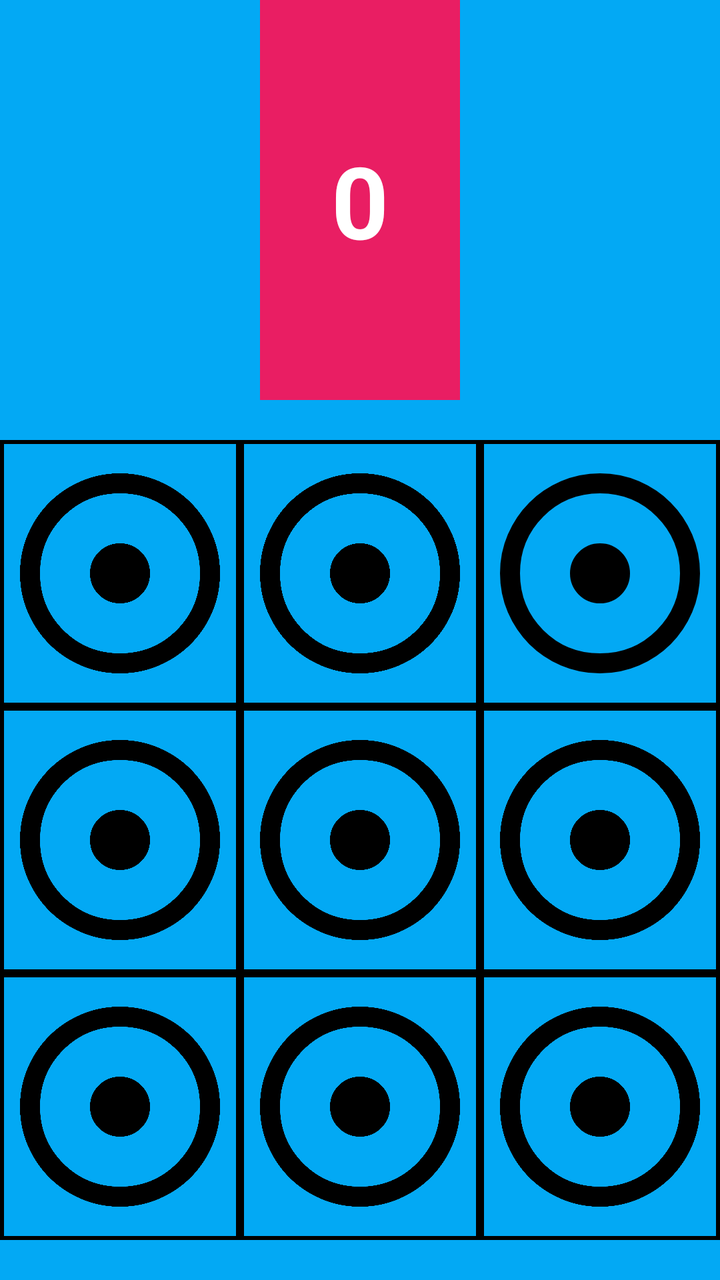
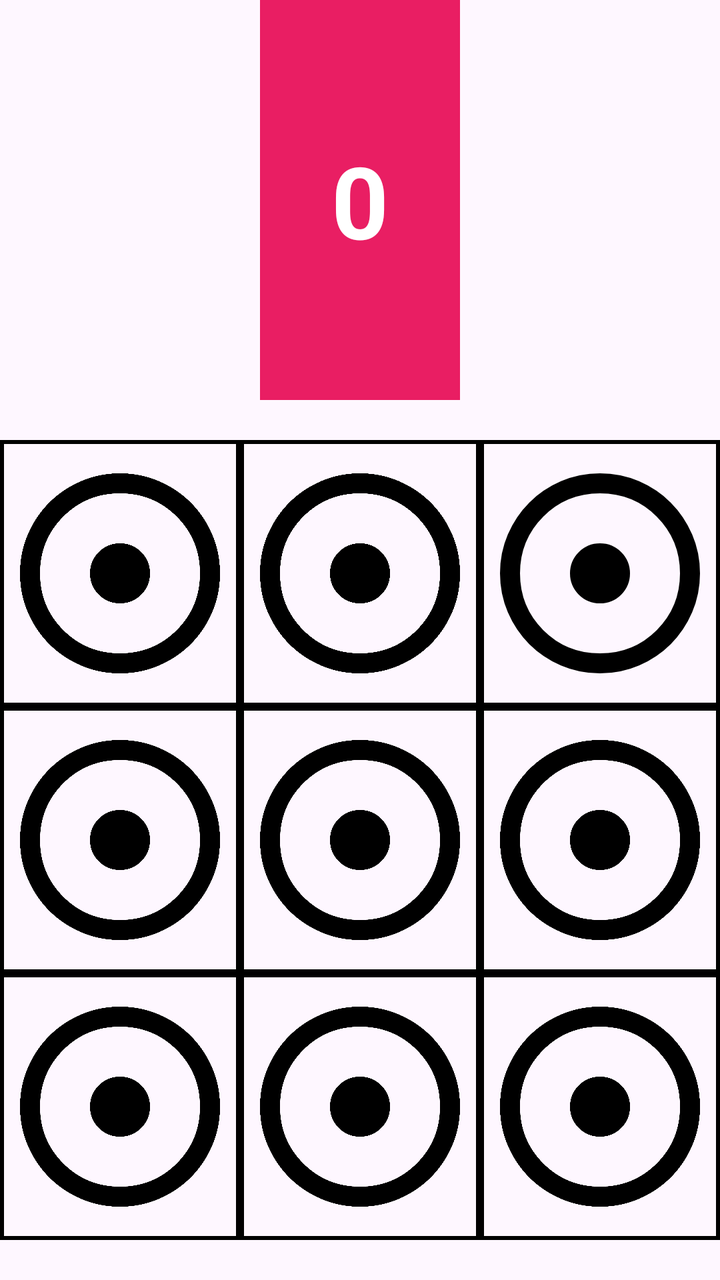

An Android layout rendered at two revisions. The XML below is the earlier revision; the diff shows what the commit changed to produce the second picture.
<!-- AndroidManifest.xml: application theme Theme.Gamex -->
<!-- res/layout/activity_main.xml -->
<?xml version="1.0" encoding="utf-8"?>
<LinearLayout xmlns:android="http://schemas.android.com/apk/res/android"
    xmlns:app="http://schemas.android.com/apk/res-auto"
    xmlns:tools="http://schemas.android.com/tools"
    android:orientation="vertical"
    android:layoutDirection="rtl"
    android:layout_width="match_parent"
    android:layout_height="match_parent"
    android:background="#03A9F4"
    tools:context=".MainActivity">

    <TextView
        android:id="@+id/tvpoint"
        android:layout_width="100dp"
        android:layout_height="200dp"
        android:textSize="50dp"
        android:textStyle="bold"
        android:text="0"
        android:gravity="center"
        android:layout_gravity="center"
        android:background="#E91E63"
        android:textColor="@color/white"
        />
    
    <GridLayout
        android:layout_width="match_parent"
        android:layout_height="400dp"
        android:layout_marginTop="20dp"
        android:layout_marginBottom="50dp"
        android:rowCount="3"
        android:columnCount="3">

        <ImageView
            android:layout_width="0dp"
            android:layout_height="0dp"
            android:layout_rowWeight="1"
            android:layout_columnWeight="1"
            android:onClick="addpoint"
            android:src="@drawable/outline_adjust_24"
            android:background="@drawable/grid_border"

            />

        <ImageView
            android:layout_width="0dp"
            android:layout_height="0dp"
            android:layout_rowWeight="1"
            android:layout_columnWeight="1"
            android:onClick="addpoint"
            android:src="@drawable/outline_adjust_24"
          android:background="@drawable/grid_border"
            />

        <ImageView
            android:layout_width="0dp"
            android:layout_height="0dp"
            android:layout_rowWeight="1"
            android:layout_columnWeight="1"
            android:onClick="addpoint"
            android:src="@drawable/outline_adjust_24"
            android:background="@drawable/grid_border"
            />
        <ImageView
            android:layout_width="0dp"
            android:layout_height="0dp"
            android:layout_rowWeight="1"
            android:layout_columnWeight="1"
            android:src="@drawable/outline_adjust_24"
            android:onClick="addpoint"
            android:background="@drawable/grid_border"

            />

        <ImageView
            android:layout_width="0dp"
            android:layout_height="0dp"
            android:layout_rowWeight="1"
            android:layout_columnWeight="1"
            android:src="@drawable/outline_adjust_24"
            android:onClick="addpoint"
            android:background="@drawable/grid_border"
            />

        <ImageView
            android:layout_width="0dp"
            android:layout_height="0dp"
            android:layout_rowWeight="1"
            android:layout_columnWeight="1"
            android:onClick="addpoint"
            android:src="@drawable/outline_adjust_24"
            android:background="@drawable/grid_border"
            />
        <ImageView
            android:layout_width="0dp"
            android:layout_height="0dp"
            android:layout_rowWeight="1"
            android:layout_columnWeight="1"
            android:onClick="addpoint"
            android:src="@drawable/outline_adjust_24"
            android:background="@drawable/grid_border"

            />

        <ImageView
            android:layout_width="0dp"
            android:layout_height="0dp"
            android:layout_rowWeight="1"
            android:layout_columnWeight="1"
            android:onClick="addpoint"
            android:src="@drawable/outline_adjust_24"
            android:background="@drawable/grid_border"
            />

        <ImageView
            android:layout_width="0dp"
            android:layout_height="0dp"
            android:layout_rowWeight="1"
            android:layout_columnWeight="1"
            android:onClick="addpoint"
            android:src="@drawable/outline_adjust_24"
            android:background="@drawable/grid_border"
            />
    </GridLayout>
    
    
    <TextView
        android:id="@+id/txcount"
        android:layout_width="200dp"
        android:layout_height="100dp"
        android:textSize="50dp"
        android:textStyle="bold"
        android:text="10"
        android:gravity="center"
        android:layout_gravity="center"
        android:background="#009688"
        android:onClick="addpoint"
        android:textColor="@color/white"
        />

     <ImageView
         android:id="@+id/startbt"
         android:layout_width="50dp"
         android:layout_height="50dp"
         android:gravity="center"
         android:layout_gravity="center"
         android:onClick="addpoint"
         android:layout_marginTop="50dp"
         android:src="@drawable/outline_autoplay_24"

         />


</LinearLayout>
<!-- resources referenced by this layout -->
<resources>
  <color name="white">#FFFFFFFF</color>
  <!-- drawable grid_border (drawable) -->
  <?xml version="1.0" encoding="utf-8"?>
  <shape android:shape="rectangle" xmlns:android="http://schemas.android.com/apk/res/android">
  <solid android:color="@android:color/transparent"/>
  
      <stroke
          android:width="2dp"
          android:color="#000000"/>
  
  
  </shape>
  <!-- drawable outline_adjust_24 (drawable) -->
  <vector xmlns:android="http://schemas.android.com/apk/res/android" android:height="24dp" android:tint="#000000" android:viewportHeight="960" android:viewportWidth="960" android:width="24dp">
        
      <path android:fillColor="@android:color/white" android:pathData="M565,565Q600,530 600,480Q600,430 565,395Q530,360 480,360Q430,360 395,395Q360,430 360,480Q360,530 395,565Q430,600 480,600Q530,600 565,565ZM480,880Q397,880 324,848.5Q251,817 197,763Q143,709 111.5,636Q80,563 80,480Q80,397 111.5,324Q143,251 197,197Q251,143 324,111.5Q397,80 480,80Q563,80 636,111.5Q709,143 763,197Q817,251 848.5,324Q880,397 880,480Q880,563 848.5,636Q817,709 763,763Q709,817 636,848.5Q563,880 480,880ZM480,800Q614,800 707,707Q800,614 800,480Q800,346 707,253Q614,160 480,160Q346,160 253,253Q160,346 160,480Q160,614 253,707Q346,800 480,800ZM480,480Q480,480 480,480Q480,480 480,480Q480,480 480,480Q480,480 480,480Q480,480 480,480Q480,480 480,480Q480,480 480,480Q480,480 480,480Z"/>
      
  </vector>
  <!-- drawable outline_autoplay_24 (drawable) -->
  <vector xmlns:android="http://schemas.android.com/apk/res/android" android:height="24dp" android:tint="#000000" android:viewportHeight="960" android:viewportWidth="960" android:width="24dp">
        
      <path android:fillColor="@android:color/white" android:pathData="M380,660L380,300L660,480L380,660ZM480,920Q372,920 277.5,870.5Q183,821 120,732L120,840L40,840L40,600L280,600L280,680L182,680Q233,755 311.5,797.5Q390,840 480,840Q595,840 688.5,774Q782,708 820,599L898,617Q853,753 738,836.5Q623,920 480,920ZM42,440Q49,373 74,311.5Q99,250 143,198L200,255Q168,296 148,342.5Q128,389 123,440L42,440ZM256,199L199,142Q252,98 313,72.5Q374,47 440,42L440,122Q389,127 343,147Q297,167 256,199ZM705,199Q664,167 617.5,147Q571,127 520,122L520,42Q587,48 648.5,73Q710,98 762,142L705,199ZM838,440Q833,389 813,342.5Q793,296 761,255L818,198Q862,250 887,311.5Q912,373 918,440L838,440Z"/>
      
  </vector>
  <style name="Theme.Gamex" parent="Base.Theme.Gamex" />
  <style name="Base.Theme.Gamex" parent="Theme.Material3.DayNight.NoActionBar">
          
          
      </style>
</resources>

<!-- the commit's change to res/layout/activity_main.xml (unified diff, before → after) -->
@@ -6,7 +6,6 @@
     android:layoutDirection="rtl"
     android:layout_width="match_parent"
     android:layout_height="match_parent"
-    android:background="#03A9F4"
     tools:context=".MainActivity">
 
     <TextView
